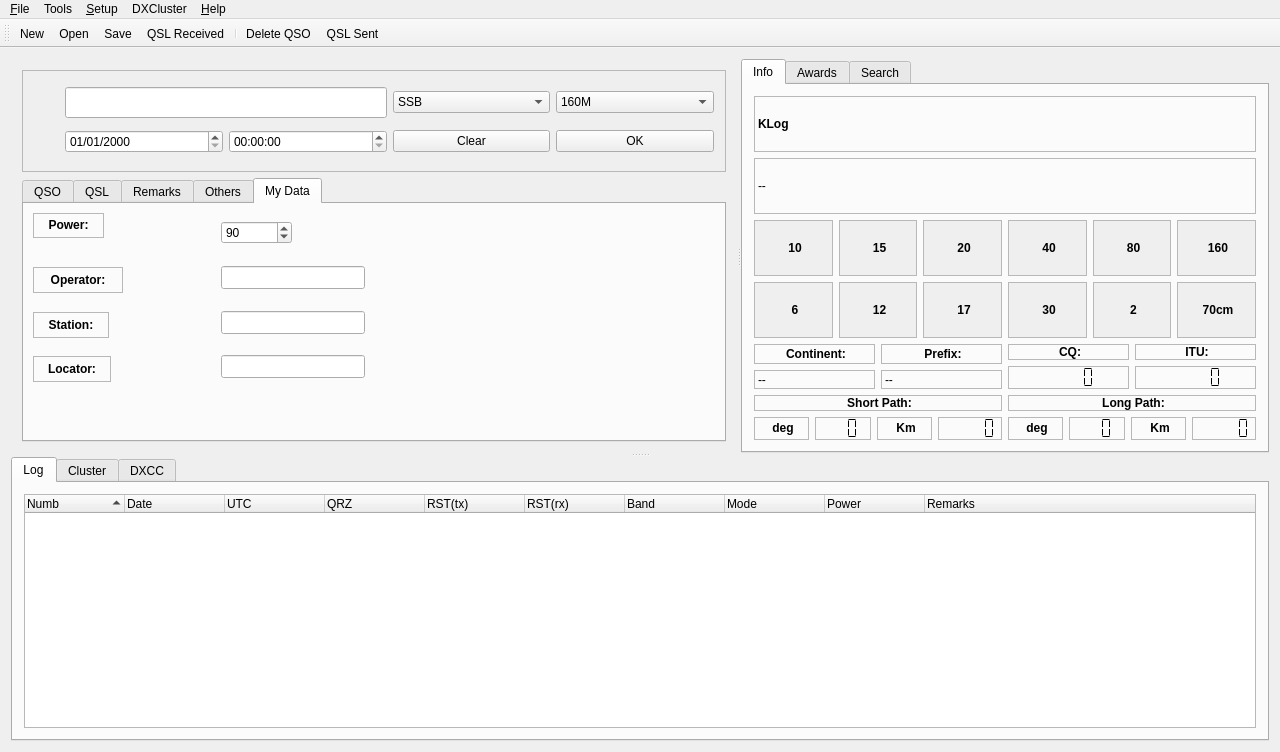
Before: the Qt Designer form src/klog.ui in dbasden/klog, drawn with Qt 5.
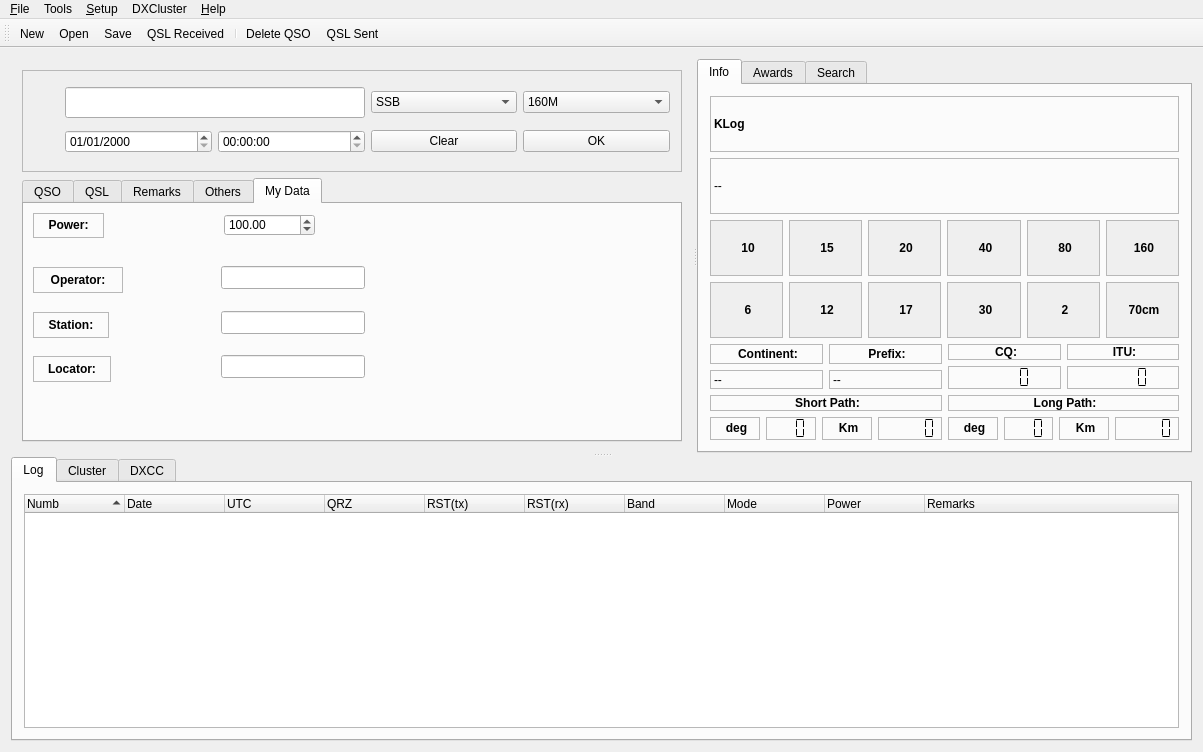
After: the same form once the commit is applied. The open tabs and pages were chosen to show the change. Icons and pictures are not drawn. Custom widgets are drawn as their Qt base class.

Commit message: Near 0.5.8... Added the decimals to the power

Patch:
```diff
--- a/src/klog.ui
+++ b/src/klog.ui
@@ -10,7 +10,7 @@
    <rect>
     <x>0</x>
     <y>0</y>
-    <width>1280</width>
+    <width>1203</width>
     <height>752</height>
    </rect>
   </property>
@@ -1296,28 +1296,6 @@
               <bool>false</bool>
              </property>
             </widget>
-            <widget class="QSpinBox" name="powerSpinBox">
-             <property name="geometry">
-              <rect>
-               <x>197</x>
-               <y>17</y>
-               <width>71</width>
-               <height>23</height>
-              </rect>
-             </property>
-             <property name="toolTip">
-              <string>Power used to make this QSO</string>
-             </property>
-             <property name="suffix">
-              <string/>
-             </property>
-             <property name="maximum">
-              <number>15000</number>
-             </property>
-             <property name="value">
-              <number>90</number>
-             </property>
-            </widget>
             <widget class="QLineEdit" name="stationCallsignLineEdit">
              <property name="geometry">
               <rect>
@@ -1449,6 +1427,31 @@
               <bool>false</bool>
              </property>
             </widget>
+            <widget class="QDoubleSpinBox" name="powerSpinBox">
+             <property name="geometry">
+              <rect>
+               <x>200</x>
+               <y>10</y>
+               <width>91</width>
+               <height>22</height>
+              </rect>
+             </property>
+             <property name="toolTip">
+              <string>Power used to do the QSO in watts</string>
+             </property>
+             <property name="suffix">
+              <string/>
+             </property>
+             <property name="maximum">
+              <double>9999.000000000000000</double>
+             </property>
+             <property name="singleStep">
+              <double>25.000000000000000</double>
+             </property>
+             <property name="value">
+              <double>100.000000000000000</double>
+             </property>
+            </widget>
            </widget>
           </widget>
          </item>
@@ -2721,7 +2724,7 @@
     <rect>
      <x>0</x>
      <y>0</y>
-     <width>1280</width>
+     <width>1203</width>
      <height>19</height>
     </rect>
    </property>
```
Left out of the diff: 4 changed lines with no effect on the pictures. The commit also changes 4 other files.
